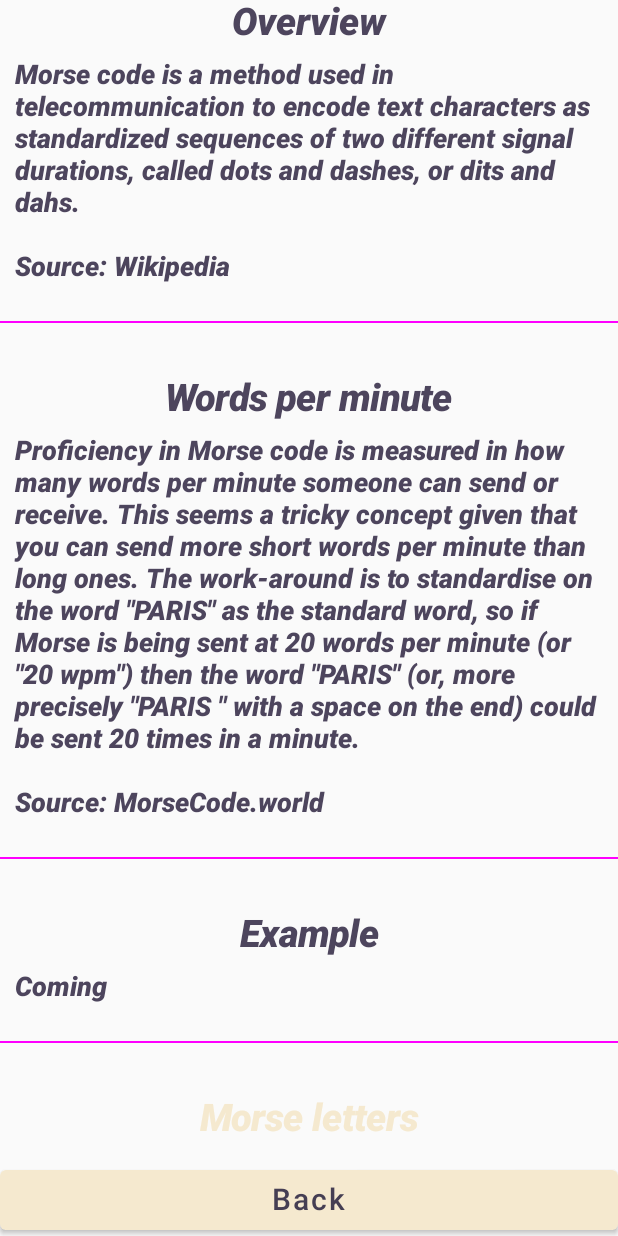
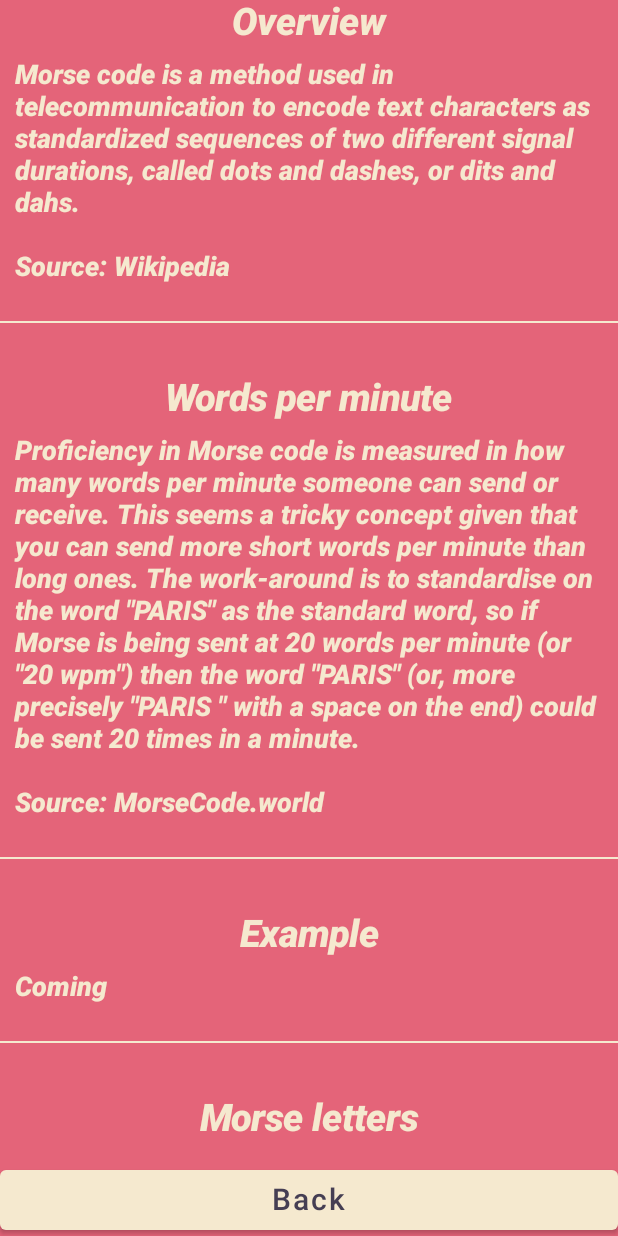
Before and after one commit to Risto12/MorseCodeGame, an Android app built with Jetpack Compose: the MorseCodeLettersActivity screen opened directly, with no data from a screen before it, on a phone screen of 412 x 824 dp. Run offline under Robolectric (Android 15) with nearby library versions, the phone set to English and light mode, and no system bars; our stand-ins replace Dagger/Hilt's generated code.

Commit message:
feat: MorseCodeLettersActivity converted

```diff
--- a/app/src/main/java/com/example/morsecodegame/MorseCodeLettersActivity.kt
+++ b/app/src/main/java/com/example/morsecodegame/MorseCodeLettersActivity.kt
@@ -4,9 +4,11 @@ import android.os.Bundle
 import androidx.activity.ComponentActivity
 import androidx.activity.compose.setContent
 import androidx.compose.animation.AnimatedVisibility
+import androidx.compose.foundation.background
 import androidx.compose.foundation.layout.*
 import androidx.compose.foundation.lazy.LazyColumn
 import androidx.compose.foundation.lazy.rememberLazyListState
+import androidx.compose.material.MaterialTheme
 import androidx.compose.material.TabRowDefaults.Divider
 import androidx.compose.runtime.*
 import androidx.compose.runtime.Composable
@@ -67,7 +69,9 @@ fun MorseCodeLetters(
 
     val morseCodeLetterScope = rememberCoroutineScope() // TODO check this scope
 
-    Column(modifier = Modifier.fillMaxSize()) {
+    Column(modifier = Modifier
+        .fillMaxSize()
+        .background(color = MaterialTheme.colors.background)) {
         AnimatedVisibility(visible = showButton) {
             SharedComposable.DefaultButton(
                 configurations = SharedComposable.DefaultButtonConfigurations(
@@ -117,7 +121,7 @@ fun MorseCodeLetters(
             item {
                 Divider(
                     modifier = Modifier.padding(top = 40.dp),
-                    color = Color.Magenta,
+                    color = MaterialTheme.colors.onPrimary,
                     thickness = 1.dp
                 )
             }
@@ -143,16 +147,18 @@ fun TextWithDividerOnBottom(
             fontSize = 25.sp,
             modifier = Modifier
                 .padding(start = 10.dp, end = 10.dp, bottom = 10.dp)
-                .align(Alignment.CenterHorizontally)
+                .align(Alignment.CenterHorizontally),
+            color = MaterialTheme.colors.onPrimary
         )
         SharedComposable.DefaultText(
             text = text,
             fontSize = 18.sp,
-            modifier = Modifier.padding(start = 10.dp, end = 10.dp)
+            modifier = Modifier.padding(start = 10.dp, end = 10.dp),
+            color = MaterialTheme.colors.onPrimary
         )
         Divider(
             modifier = Modifier.padding(top = 25.dp, bottom = 35.dp),
-            color = Color.Magenta,
+            color = MaterialTheme.colors.onPrimary,
             thickness = 1.dp
         )
     }
```
